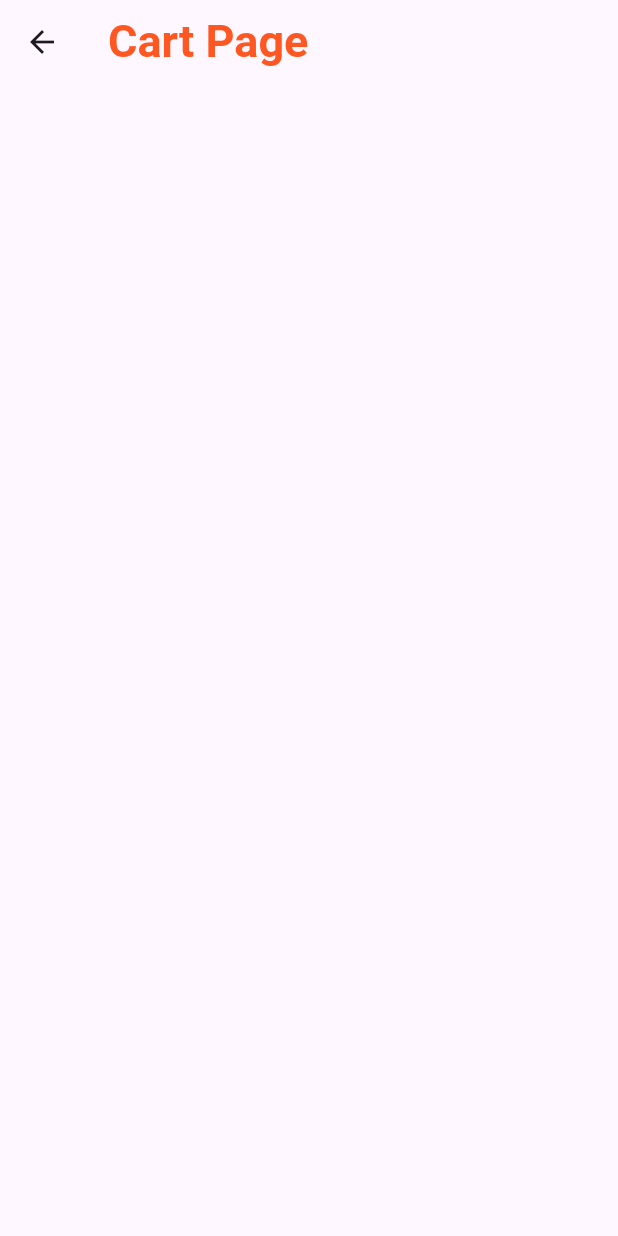
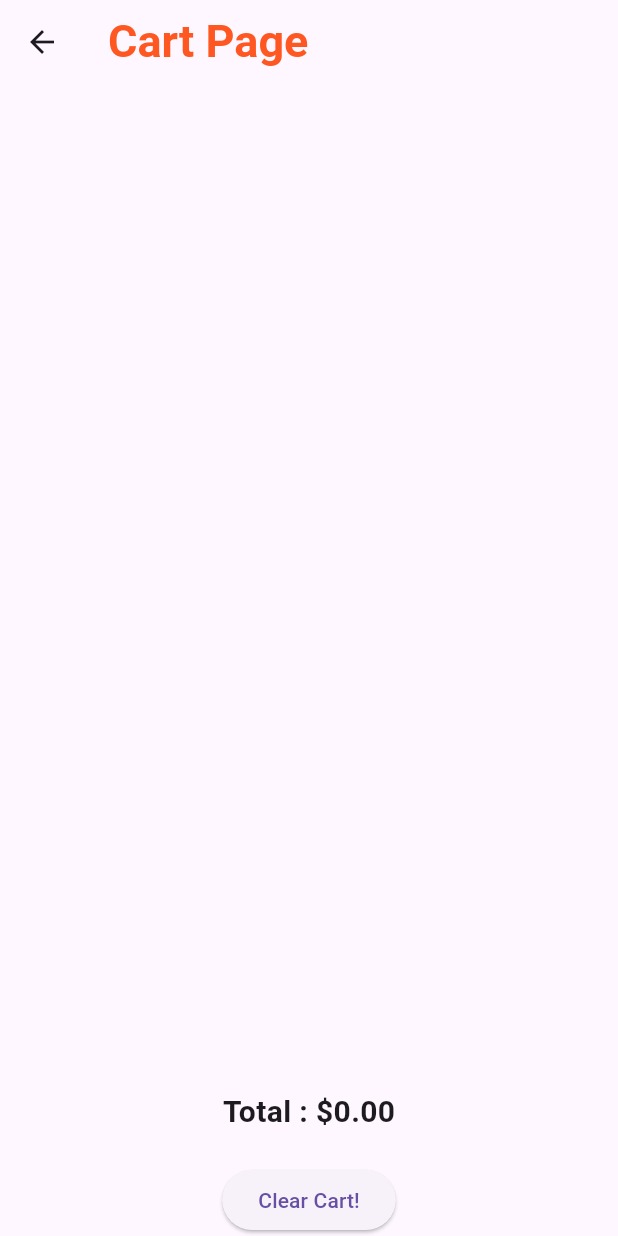
Before and after one commit to Venura99/Flutter_Provider_App, a Flutter app: the CartPage screen opened directly, on a phone screen of 412 x 824 dp. Run offline on Flutter 3.47's test engine with Material 3 defaults, Android fonts, the phone set to English and light mode, and no system bars.

Commit message:
done calculation part in cart

```diff
--- a/lib/pages/cart_page.dart
+++ b/lib/pages/cart_page.dart
@@ -67,7 +67,30 @@ class CartPage extends StatelessWidget {
                      );
                   },
                   )
-                )
+                ),
+
+                Padding(
+                  padding: const EdgeInsets.all(20),
+                  child: Text(
+                    "Total : \$${cartProvider.totalAmount.toStringAsFixed(2)}",
+                    style: const TextStyle(
+                    fontSize: 20,
+                    fontWeight: FontWeight.bold
+                    ),
+
+                    ),
+                ),
+                ElevatedButton(
+                  onPressed: () {
+                    cartProvider.clearAll();
+                    ScaffoldMessenger.of(context).showSnackBar(
+                          SnackBar(
+                            content: Text("Cart cleared "),
+                            duration: Duration(seconds: 1),
+                            )
+                        );
+                  },
+                  child: Text("Clear Cart!"))
             ]
           );
 
--- a/lib/providers/cart_provider.dart
+++ b/lib/providers/cart_provider.dart
@@ -61,4 +61,21 @@ class CartProvider extends ChangeNotifier{
     }
     notifyListeners();
   }
+
+  //clear
+  void clearAll(){
+    _items = {};
+    notifyListeners();
+  }
+
+  //calculate total
+  double get totalAmount {
+    var total = 0.0;
+    items.forEach((key, cartItem){
+      total += cartItem.price * cartItem.quantity;
+    }
+    );
+    // notifyListeners();
+    return total;
+  }
 }
```
